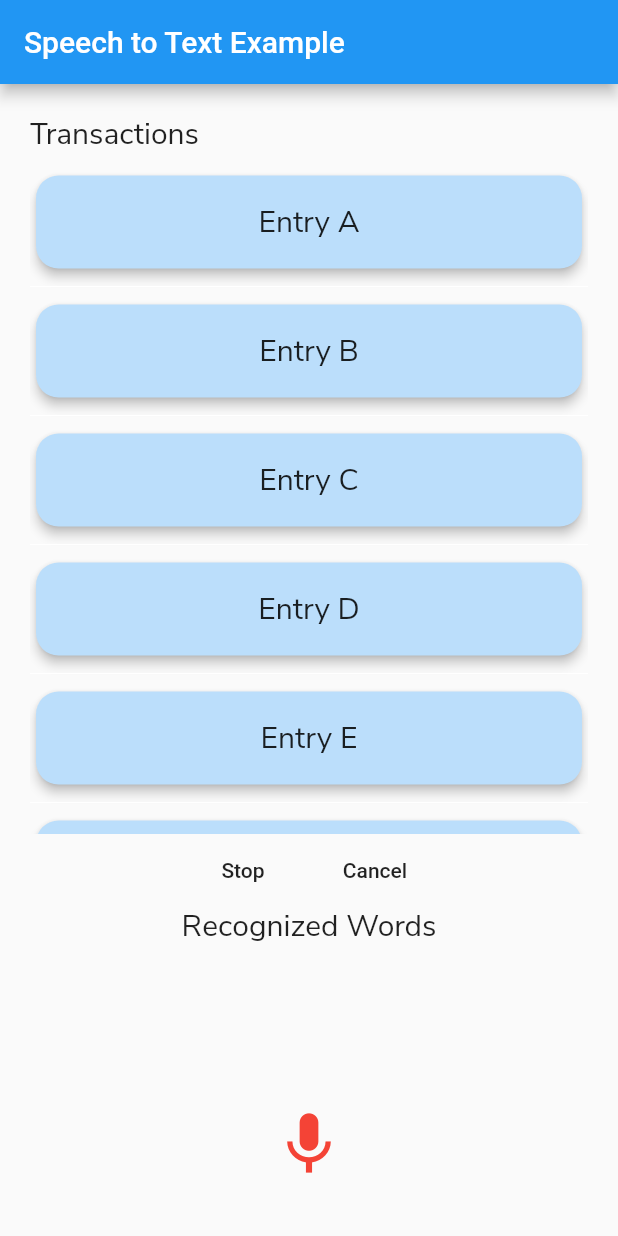
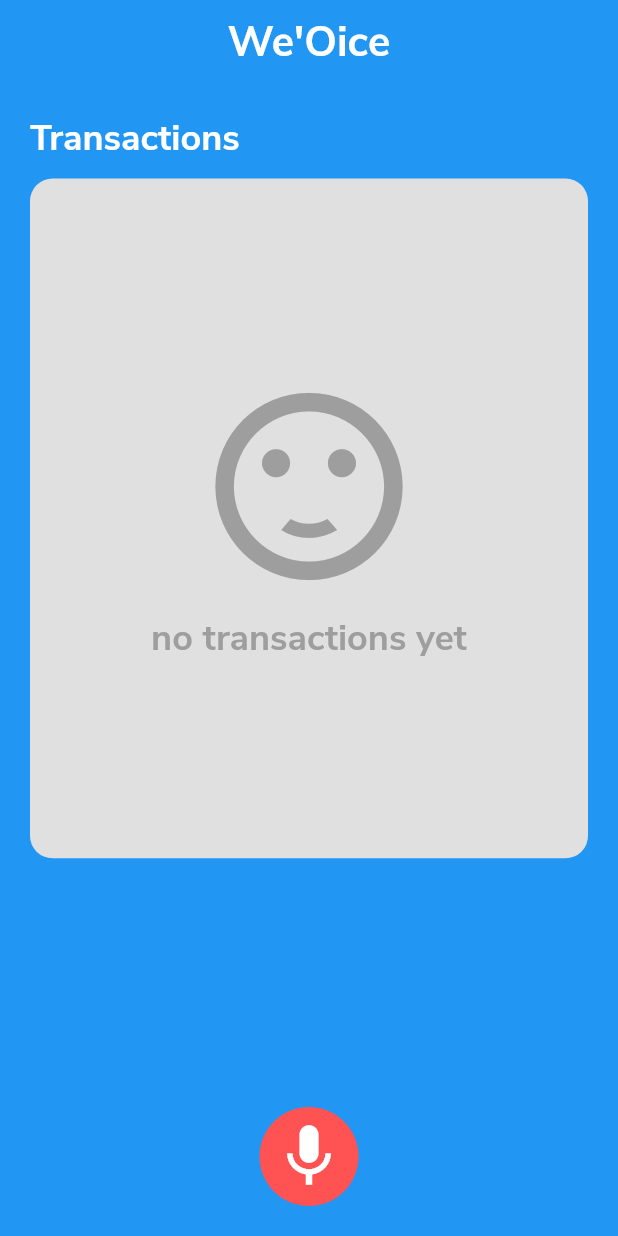
Before and after one commit to chiragw34/We-Oice-Flutter, a Flutter app: the screen it shows after launch, on a phone screen of 412 x 824 dp. Run offline on Flutter 3.47's test engine with Material 2 defaults, Android fonts, the phone set to English and light mode, and no system bars; our stand-ins replace speech_to_text, splashscreen.

Commit message:
Updated UI

```diff
--- a/lib/home.dart
+++ b/lib/home.dart
@@ -11,9 +11,20 @@ class Home extends StatefulWidget {
 }
 
 class _HomeState extends State<Home> {
-  TextStyle style = TextStyle(fontFamily: "NunitoSans", fontSize: 20, );
+  TextStyle style = TextStyle(
+    fontFamily: "NunitoSans",
+    fontSize: 20,
+  );
+
+  TextStyle headingStyle = TextStyle(
+    fontFamily: "NunitoSans",
+    fontSize: 24,
+    fontWeight: FontWeight.bold,
+    color: Colors.white,
+  );
 
   bool _hasSpeech = false;
+  bool _isListening = false;
   String lastWords = "";
   String lastError = "";
   String lastStatus = "";
@@ -35,20 +46,10 @@ class _HomeState extends State<Home> {
     });
   }
 
+  List<String> entries = <String>[];
+
   @override
   Widget build(BuildContext context) {
-    final List<String> entries = <String>[
-      'A',
-      'B',
-      'C',
-      'D',
-      'E',
-      'F',
-      'G',
-      'H',
-      'I'
-    ];
-
     var _noSpeech = Center(
       child: Text(
         'Speech recognition unavailable',
@@ -56,90 +57,186 @@ class _HomeState extends State<Home> {
       ),
     );
 
-    var _yesSpeech = Container(
+    var _yesSpeech = SingleChildScrollView(
+      child: Container(
         // color: Colors.green[200],
+
         width: MediaQuery.of(context).size.width,
-      height: MediaQuery.of(context).size.height * 0.91,
-      padding: EdgeInsets.fromLTRB(20, 20, 20, 10),
-      child: Column(crossAxisAlignment: CrossAxisAlignment.stretch, children: [
+        margin: EdgeInsets.fromLTRB(20, 20, 20, 10),
+        child:
+            Column(crossAxisAlignment: CrossAxisAlignment.stretch, children: [
           Container(
             width: MediaQuery.of(context).size.width,
             // padding: EdgeInsets.fromLTRB(20, 20, 20, 10),
             // color: Colors.red[200],
             child: Text(
               'Transactions',
-            style: style,
+              style: headingStyle,
               textAlign: TextAlign.left,
             ),
           ),
           Container(
+            margin: EdgeInsets.only(top: 10),
+            decoration: BoxDecoration(
+              color: Colors.grey[300],
+              borderRadius: BorderRadius.circular(15),
+            ),
             height: MediaQuery.of(context).size.height * 0.55,
-          child: ListView.separated(
-            padding: const EdgeInsets.fromLTRB(0, 10, 0, 30),
+            child: entries.isEmpty
+                ? Column(
+                    crossAxisAlignment: CrossAxisAlignment.center,
+                    mainAxisAlignment: MainAxisAlignment.center,
+                    children: <Widget>[
+                      Icon(
+                        Icons.sentiment_satisfied,
+                        color: Colors.grey,
+                        size: 150,
+                      ),
+                      SizedBox(
+                        width: 100,
+                        height: 10,
+                      ),
+                      Text(
+                        "no transactions yet",
+                        style: TextStyle(
+                          fontFamily: "NunitoSans",
+                          fontSize: 24,
+                          fontWeight: FontWeight.bold,
+                          color: Colors.grey,
+                        ),
+                      ),
+                    ],
+                  )
+                : ListView.separated(
+                    padding: const EdgeInsets.fromLTRB(10, 10, 10, 10),
                     itemCount: entries.length,
                     itemBuilder: (BuildContext context, int index) {
-              return Container(
-                height: 70,
-                child: Card(
-                  elevation: 3,
+                      return Stack(
+                        children: <Widget>[
+                          Card(
+                            shape: RoundedRectangleBorder(
+                              borderRadius: BorderRadius.circular(12),
+                            ),
+                            elevation: 0,
                             color: Colors.blue[100],
-                  shape: RoundedRectangleBorder(
-                    borderRadius: BorderRadius.circular(15)
-                  ),
-                  child: Center(
-                      child: Text(
-                    'Entry ${entries[index]}',
-                    style: style,
-                  )),
-                ),
-              );
-            },
-            separatorBuilder: (BuildContext context, int index) =>
-                const Divider(color: Colors.white,),
-          ),
-        ),
-        Row(
-          mainAxisAlignment: MainAxisAlignment.center,
-          children: <Widget>[
-            FlatButton(
-              child: Text('Stop'),
-              onPressed: stopListening,
-            ),
-            FlatButton(
-              child: Text('Cancel'),
-              onPressed: cancelListening,
-            ),
-          ],
-        ),
-        Expanded(
+                            child: Container(
+                              height: 130,
+                              width: MediaQuery.of(context).size.width,
                               child: Column(
                                 children: <Widget>[
-              Center(
-                child: Text('Recognized Words', style: style,),
+                                  Padding(
+                                    padding: const EdgeInsets.all(8.0),
+                                    child: Text(
+                                      '${entries[index]}',
+                                      style: style,
                                     ),
-              Center(
-                child: Text(lastWords, style: style,),
                                   ),
                                 ],
                               ),
                             ),
-        IconButton(
-          color: Colors.red,
+                          ),
+                          Positioned(
+                            top: 0,
+                            right: 0,
+                            child: IconButton(
+                              color: Colors.redAccent,
+                              splashColor: Colors.white,
+                              onPressed: () {
+                                setState(() {
+                                  entries.removeAt(index);
+                                });
+                              },
+                              icon: Icon(Icons.close),
+                            ),
+                          ),
+                        ],
+                      );
+                    },
+                    separatorBuilder: (BuildContext context, int index) =>
+                        const Divider(
+                      height: 5,
+                      color: Colors.black12,
+                    ),
+                  ),
+          ),
+          Column(
+            children: <Widget>[
+              Container(
+                margin: EdgeInsets.only(top: 10),
+                width: MediaQuery.of(context).size.width,
+                child: lastWords.isEmpty
+                    ? Text("")
+                    : Text(
+                        'Recognized Words :',
+                        style: headingStyle,
+                        textAlign: TextAlign.left,
+                      ),
+              ),
+              Container(
+                margin: EdgeInsets.only(top: 10),
+                width: MediaQuery.of(context).size.width,
+                child: Text(
+                  lastWords,
+                  style: TextStyle(
+                      fontFamily: "NunitoSans",
+                      fontSize: 20,
+                      color: Colors.white),
+                  textAlign: TextAlign.left,
+                ),
+              ),
+            ],
+          ),
+        ]),
+      ),
+    );
+
+    return Scaffold(
+      backgroundColor: Colors.blue,
+      appBar: AppBar(
+        elevation: 0,
+        title: Center(
+          child: const Text(
+            'We\'Oice',
+            style: TextStyle(
+              fontFamily: "NunitoSans",
+              fontSize: 28,
+              fontWeight: FontWeight.bold,
+            ),
+          ),
+        ),
+      ),
+      body: _hasSpeech ? _yesSpeech : _noSpeech,
+      floatingActionButton: _isListening
+          ? Container(
+              margin: EdgeInsets.fromLTRB(0, 0, 0, 20),
+              decoration: BoxDecoration(
+                borderRadius: BorderRadius.circular(50),
+                color: Colors.redAccent,
+              ),
+              child: new IconButton(
+                color: Colors.white,
+                iconSize: 50,
+                icon: Icon(Icons.close),
+                alignment: Alignment.bottomCenter,
+                onPressed: stopListening,
+              ),
+            )
+          : Container(
+              margin: EdgeInsets.fromLTRB(0, 0, 0, 20),
+              decoration: BoxDecoration(
+                borderRadius: BorderRadius.circular(50),
+                color: Colors.redAccent,
+              ),
+              child: new IconButton(
+                color: Colors.white,
                 iconSize: 50,
                 icon: Icon(Icons.mic),
                 alignment: Alignment.bottomCenter,
                 onPressed: startListening,
               ),
-      ]),
-    );
-
-    return Scaffold(
-      appBar: AppBar(
-        title: const Text('Speech to Text Example'),
             ),
-      body: SingleChildScrollView(
-        child: _hasSpeech ? _yesSpeech : _noSpeech,
-      ),
+      floatingActionButtonLocation: FloatingActionButtonLocation.centerDocked,
+      floatingActionButtonAnimator: FloatingActionButtonAnimator.scaling,
     );
   }
 
@@ -147,12 +244,16 @@ class _HomeState extends State<Home> {
     lastWords = "";
     lastError = "";
     speech.listen(onResult: resultListener);
-    setState(() {});
+    setState(() {
+      _isListening = true;
+    });
   }
 
   void stopListening() {
     speech.stop();
-    setState(() {});
+    setState(() {
+      _isListening = false;
+    });
   }
 
   void cancelListening() {
@@ -162,7 +263,17 @@ class _HomeState extends State<Home> {
 
   void resultListener(SpeechRecognitionResult result) {
     setState(() {
-      lastWords = "${result.recognizedWords} - ${result.finalResult}";
+      _isListening = !result.finalResult;
+
+      if (result.recognizedWords.isEmpty) {
+        lastWords = "";
+      } else {
+        lastWords = "${result.recognizedWords} - listening...";
+      }
+      if (result.finalResult) {
+        lastWords = "${result.recognizedWords}";
+        entries.add(result.recognizedWords);
+      }
     });
   }
 
--- a/lib/main.dart
+++ b/lib/main.dart
@@ -21,7 +21,7 @@ class _MyAppState extends State<MyApp> {
       seconds: 3,
       navigateAfterSeconds: new Home(),
       title: new Text(
-        'Welcome to Voice',
+        'Welcome to We\'Oice',
         style: new TextStyle(fontFamily: "NunitoSans",fontWeight: FontWeight.bold, fontSize: 34.0),
       ),
       // image: new Image.network(
```
Lines whose indentation alone changed are shown as unchanged.
